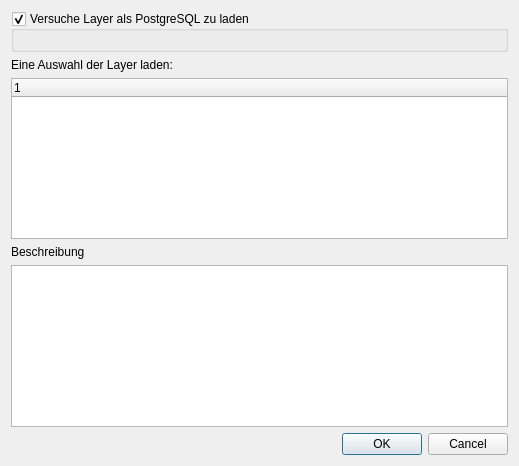
opengisch/solocator, file solocator/ui/layer_loader_dialog.ui: the form before one commit.
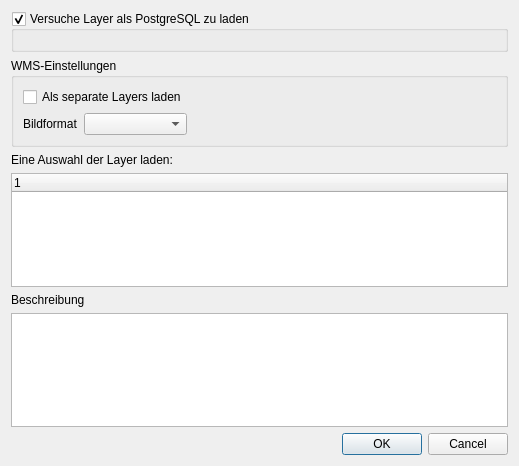
The form after the commit. Custom widgets are drawn as their Qt base class.

Commit message: UI for image format and WMS options

```diff
--- a/solocator/ui/layer_loader_dialog.ui
+++ b/solocator/ui/layer_loader_dialog.ui
@@ -15,25 +15,6 @@
   </property>
   <layout class="QGridLayout" name="gridLayout">
    <item row="2" column="0">
-    <widget class="QTreeWidget" name="layerTreeWidget">
-     <column>
-      <property name="text">
-       <string notr="true">1</string>
-      </property>
-     </column>
-    </widget>
-   </item>
-   <item row="5" column="0">
-    <widget class="QDialogButtonBox" name="buttonBox">
-     <property name="orientation">
-      <enum>Qt::Horizontal</enum>
-     </property>
-     <property name="standardButtons">
-      <set>QDialogButtonBox::Cancel|QDialogButtonBox::Ok</set>
-     </property>
-    </widget>
-   </item>
-   <item row="1" column="0">
     <widget class="QLabel" name="label">
      <property name="text">
       <string>Eine Auswahl der Layer laden:</string>
@@ -55,20 +36,84 @@
      </layout>
     </widget>
    </item>
-   <item row="3" column="0">
+   <item row="6" column="0">
+    <widget class="QDialogButtonBox" name="buttonBox">
+     <property name="orientation">
+      <enum>Qt::Horizontal</enum>
+     </property>
+     <property name="standardButtons">
+      <set>QDialogButtonBox::Cancel|QDialogButtonBox::Ok</set>
+     </property>
+    </widget>
+   </item>
+   <item row="4" column="0">
     <widget class="QLabel" name="label_2">
      <property name="text">
       <string>Beschreibung</string>
      </property>
     </widget>
    </item>
-   <item row="4" column="0">
+   <item row="5" column="0">
     <widget class="QTextEdit" name="descriptionBrowser">
      <property name="readOnly">
       <bool>true</bool>
      </property>
     </widget>
    </item>
+   <item row="3" column="0">
+    <widget class="QTreeWidget" name="layerTreeWidget">
+     <column>
+      <property name="text">
+       <string notr="true">1</string>
+      </property>
+     </column>
+    </widget>
+   </item>
+   <item row="1" column="0">
+    <widget class="QGroupBox" name="groupBox">
+     <property name="title">
+      <string>WMS-Einstellungen</string>
+     </property>
+     <layout class="QGridLayout" name="gridLayout_3">
+      <item row="0" column="0" colspan="2">
+       <widget class="QCheckBox" name="wms_load_separate">
+        <property name="text">
+         <string>Als separate Layers laden</string>
+        </property>
+       </widget>
+      </item>
+      <item row="1" column="1">
+       <widget class="QComboBox" name="wms_image_format"/>
+      </item>
+      <item row="1" column="0">
+       <widget class="QLabel" name="label_3">
+        <property name="sizePolicy">
+         <sizepolicy hsizetype="Maximum" vsizetype="Preferred">
+          <horstretch>0</horstretch>
+          <verstretch>0</verstretch>
+         </sizepolicy>
+        </property>
+        <property name="text">
+         <string>Bildformat</string>
+        </property>
+       </widget>
+      </item>
+      <item row="1" column="2">
+       <spacer name="horizontalSpacer">
+        <property name="orientation">
+         <enum>Qt::Horizontal</enum>
+        </property>
+        <property name="sizeHint" stdset="0">
+         <size>
+          <width>40</width>
+          <height>20</height>
+         </size>
+        </property>
+       </spacer>
+      </item>
+     </layout>
+    </widget>
+   </item>
   </layout>
  </widget>
  <customwidgets>
```
The commit also changes 4 other files.
